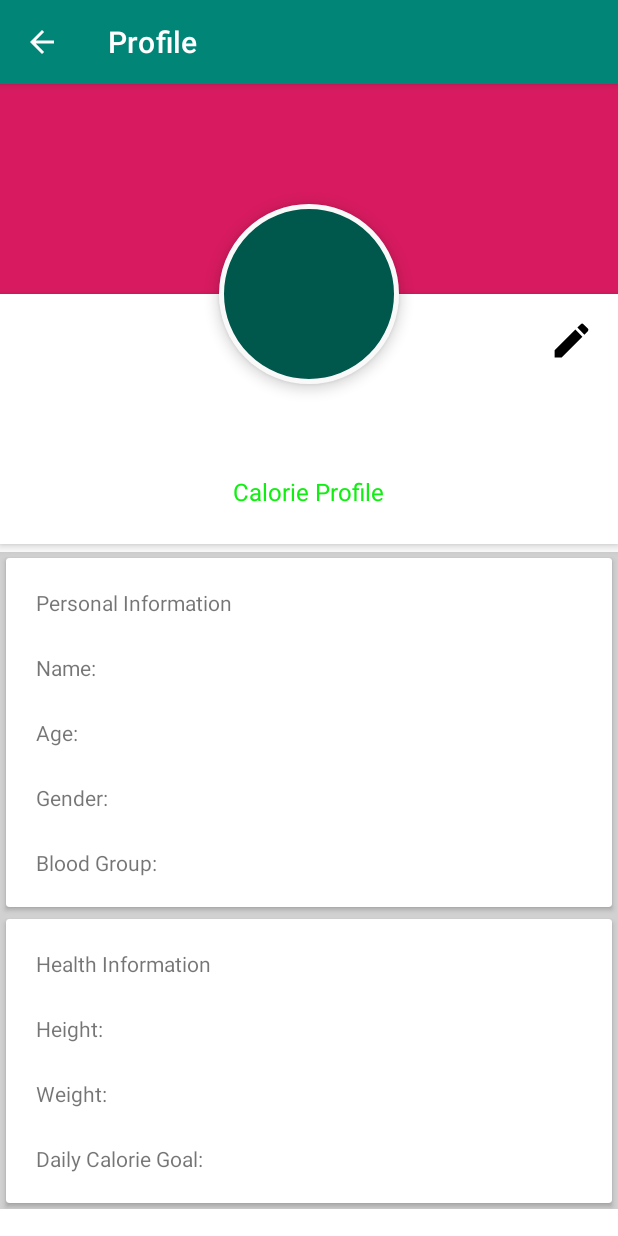
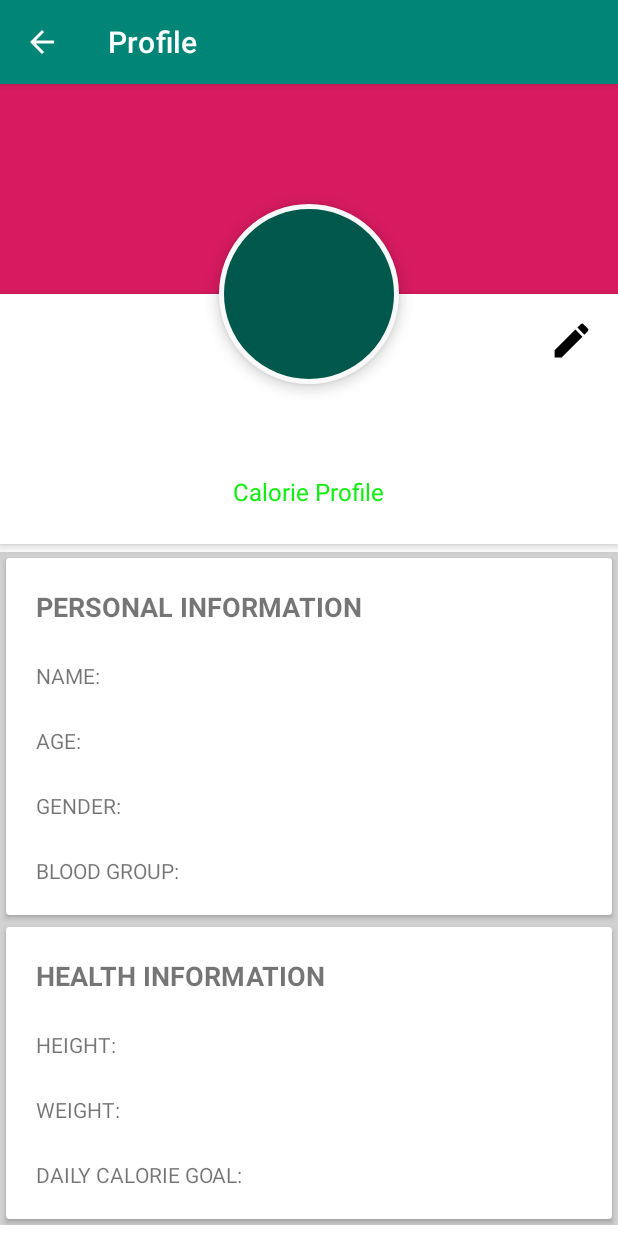
Before and after one commit to harshshinde07/Food-Calorie-Counter, an Android app: the ProfileFragment screen opened directly, with no data from a screen before it, on a phone screen of 412 x 824 dp. Run offline under Robolectric (Android 15) with nearby library versions, the phone set to English and light mode, and no system bars.

Commit message:
UI Tuning. Final Commit.

```diff
--- a/app/src/main/res/layout/bmi_prompt.xml
+++ b/app/src/main/res/layout/bmi_prompt.xml
@@ -25,6 +25,7 @@
         android:layout_width="match_parent"
         android:layout_height="wrap_content"
         android:hint="Enter weight"
+        android:layout_margin="4dp"
         android:padding="4dp">
 
         <requestFocus />
@@ -35,6 +36,7 @@
         android:layout_width="match_parent"
         android:layout_height="wrap_content"
         android:hint="Enter height"
+        android:layout_margin="4dp"
         android:padding="4dp" />
 
 </LinearLayout>
--- a/app/src/main/res/layout/fragment_profile.xml
+++ b/app/src/main/res/layout/fragment_profile.xml
@@ -97,6 +97,9 @@
                         android:layout_margin="4dp"
                         android:background="#fff"
                         android:padding="8dp"
+                        android:textAllCaps="true"
+                        android:textSize="18sp"
+                        android:textStyle="bold"
 
                         android:text="Personal Information" />
 
@@ -105,6 +108,7 @@
                         android:layout_width="match_parent"
                         android:layout_height="wrap_content"
                         android:padding="8dp"
+                        android:textAllCaps="true"
                         android:layout_margin="4dp"
 
                         android:text="Name: " />
@@ -113,6 +117,7 @@
                         android:layout_width="match_parent"
                         android:layout_height="wrap_content"
                         android:padding="8dp"
+                        android:textAllCaps="true"
                         android:layout_margin="4dp"
 
                         android:text="Age: " />
@@ -122,6 +127,7 @@
                         android:layout_width="match_parent"
                         android:layout_height="wrap_content"
                         android:padding="8dp"
+                        android:textAllCaps="true"
                         android:layout_margin="4dp"
 
                         android:text="Gender: "/>
@@ -130,6 +136,7 @@
                         android:layout_width="match_parent"
                         android:layout_height="wrap_content"
                         android:padding="8dp"
+                        android:textAllCaps="true"
                         android:layout_margin="4dp"
 
                         android:text="Blood Group: "/>
@@ -155,6 +162,9 @@
                         android:layout_margin="4dp"
                         android:background="#fff"
                         android:padding="8dp"
+                        android:textAllCaps="true"
+                        android:textSize="18sp"
+                        android:textStyle="bold"
 
                         android:text="Health Information" />
 
@@ -163,6 +173,7 @@
                         android:layout_width="match_parent"
                         android:layout_height="wrap_content"
                         android:padding="8dp"
+                        android:textAllCaps="true"
                         android:layout_margin="4dp"
 
                         android:text="Height: " />
@@ -171,6 +182,7 @@
                         android:layout_width="match_parent"
                         android:layout_height="wrap_content"
                         android:padding="8dp"
+                        android:textAllCaps="true"
                         android:layout_margin="4dp"
 
                         android:text="Weight: " />
@@ -180,6 +192,7 @@
                         android:layout_width="match_parent"
                         android:layout_height="wrap_content"
                         android:layout_margin="4dp"
+                        android:textAllCaps="true"
                         android:padding="8dp"
 
                         android:text="Daily Calorie Goal: " />
```
